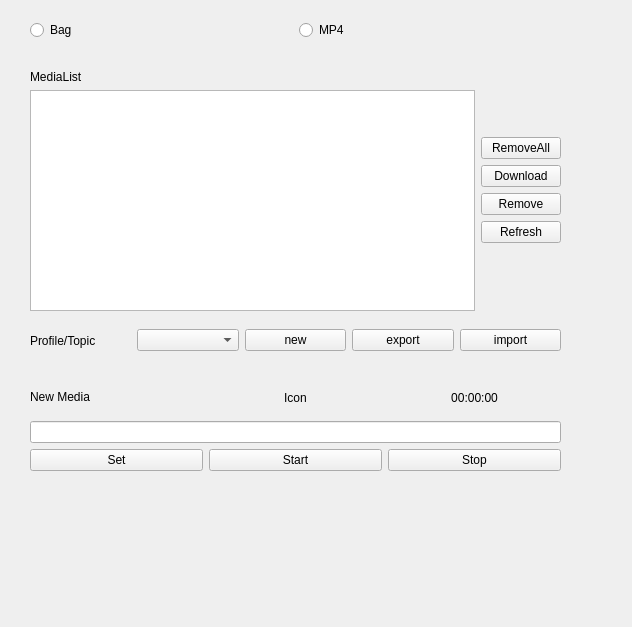
Qt form src/rqt_media_manager_control/resource/media_manager.ui (robobe/ros2_media_manager) before a commit.
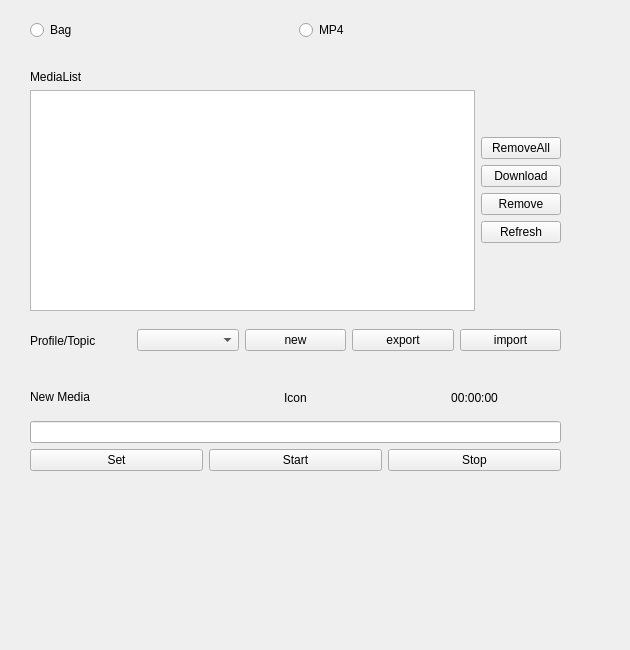
The same form after that commit.

The edit to the form file:
```diff
--- a/src/rqt_media_manager_control/resource/media_manager.ui
+++ b/src/rqt_media_manager_control/resource/media_manager.ui
@@ -6,8 +6,8 @@
    <rect>
     <x>0</x>
     <y>0</y>
-    <width>632</width>
-    <height>627</height>
+    <width>630</width>
+    <height>650</height>
    </rect>
   </property>
   <property name="windowTitle">
```
